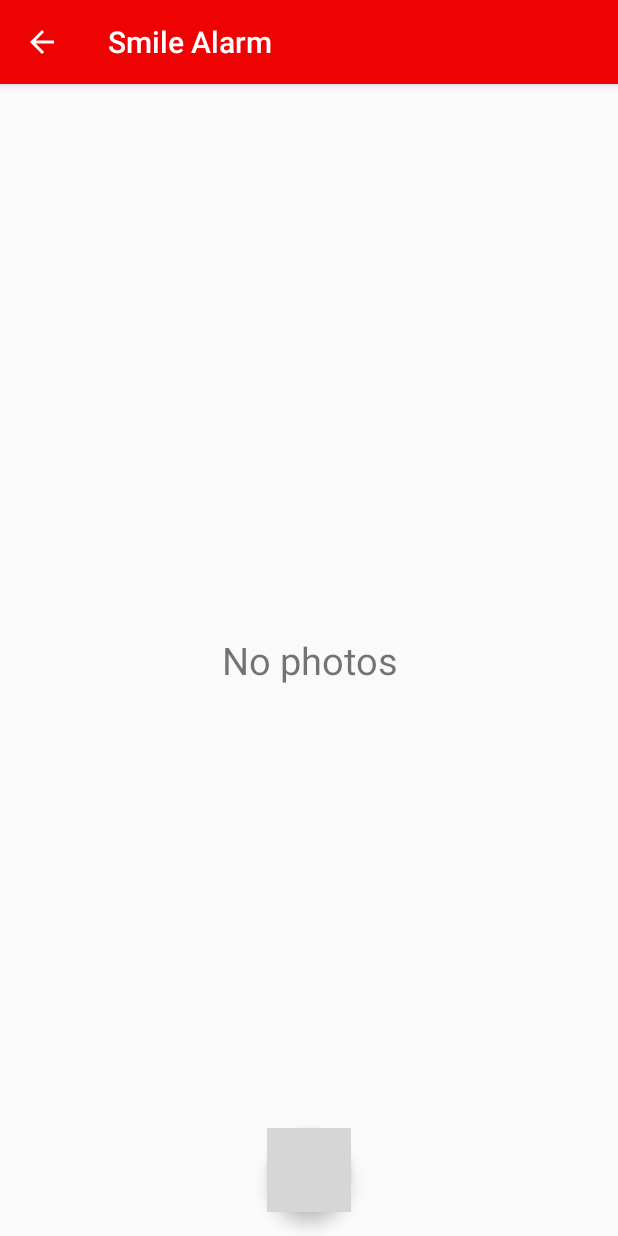
After one commit to ianbaxter/HappyAlarm, an Android app: the GalleryActivity screen opened directly, with no data from a screen before it, on a phone screen of 412 x 824 dp. The commit adds this screen. Run offline under Robolectric (Android 15) with nearby library versions, the phone set to English and light mode, and no system bars; our stand-ins replace Picasso; libraries missing offline, so code that uses them is left out: com.google.firebase.ml; grey boxes are pictures that could not be loaded.

Commit message:
Changed photo saving to internal storage & created photo gallery activity

```diff
--- a/app/build.gradle
+++ b/app/build.gradle
@@ -27,8 +27,8 @@ dependencies {
     implementation 'androidx.recyclerview:recyclerview:1.0.0'
     implementation 'com.google.android.material:material:1.0.0'
     implementation 'androidx.annotation:annotation:1.0.2'
-//    implementation 'com.google.android.gms:play-services-vision:17.0.2'
     implementation 'com.otaliastudios:cameraview:2.0.0-beta04'
+    implementation 'com.squareup.picasso:picasso:2.71828'
 
     implementation 'com.google.firebase:firebase-core:16.0.9'
     implementation 'com.google.firebase:firebase-ml-vision:20.0.0'
--- a/app/src/main/AndroidManifest.xml
+++ b/app/src/main/AndroidManifest.xml
@@ -28,6 +28,10 @@
         </activity>
 
         <activity
+            android:name=".GalleryActivity"
+            android:parentActivityName=".MainActivity" />
+
+        <activity
             android:name=".CameraActivity" />
 
         <receiver
--- /dev/null
+++ b/app/src/main/java/com/example/android/simplealarm/GalleryActivity.java
@@ -0,0 +1,101 @@
+package com.example.android.simplealarm;
+
+import android.graphics.Bitmap;
+import android.graphics.BitmapFactory;
+import android.os.Bundle;
+import android.util.Log;
+import android.view.View;
+import android.widget.TextView;
+import android.widget.Toast;
+
+import androidx.annotation.NonNull;
+import androidx.annotation.Nullable;
+import androidx.appcompat.app.AppCompatActivity;
+import androidx.recyclerview.widget.GridLayoutManager;
+import androidx.recyclerview.widget.RecyclerView;
+
+import com.example.android.simplealarm.adapters.EmptyRecyclerView;
+import com.example.android.simplealarm.adapters.GalleryAdapter;
+import com.google.android.gms.tasks.OnCompleteListener;
+import com.google.android.gms.tasks.OnSuccessListener;
+import com.google.android.gms.tasks.Task;
+import com.google.firebase.ml.vision.FirebaseVision;
+import com.google.firebase.ml.vision.common.FirebaseVisionImage;
+import com.google.firebase.ml.vision.face.FirebaseVisionFace;
+import com.google.firebase.ml.vision.face.FirebaseVisionFaceDetector;
+import com.google.firebase.ml.vision.face.FirebaseVisionFaceDetectorOptions;
+
+import java.io.File;
+import java.io.FileInputStream;
+import java.io.FileNotFoundException;
+import java.io.IOException;
+import java.util.List;
+
+public class GalleryActivity extends AppCompatActivity {
+
+    private static final String TAG = GalleryActivity.class.getSimpleName();
+
+    @Override
+    protected void onCreate(@Nullable Bundle savedInstanceState) {
+        super.onCreate(savedInstanceState);
+        setContentView(R.layout.activity_gallery);
+        TextView emptyView = findViewById(R.id.tv_empty_view_gallery);
+        EmptyRecyclerView recyclerView = findViewById(R.id.recycler_view_gallery);
+
+        RecyclerView.LayoutManager layoutManager = new GridLayoutManager(this, 2);
+        recyclerView.setLayoutManager(layoutManager);
+        GalleryAdapter galleryAdapter = new GalleryAdapter(this);
+        recyclerView.setAdapter(galleryAdapter);
+        recyclerView.setEmptyView(emptyView);
+        recyclerView.setHasFixedSize(true);
+    }
+
+    public void faceSlideshow(View view) {
+        Toast.makeText(this, R.string.fab_slideshow_clicked, Toast.LENGTH_SHORT).show();
+
+        // Load all images, detect and crop all faces
+        // and create/show video showing each cropped face for ~1 second
+        FileInputStream fileInputStream = null;
+        try {
+            String[] fileNames = this.fileList();
+            int numberOfPhotos = fileNames.length;
+            for (int i = 0; i < numberOfPhotos - 1; i++) {
+                String fileName = fileNames[i];
+                fileInputStream = this.openFileInput(fileName);
+                Bitmap bitmap = BitmapFactory.decodeStream(fileInputStream);
+
+                // ML Kit
+                FirebaseVisionFaceDetectorOptions options =
+                        new FirebaseVisionFaceDetectorOptions.Builder()
+                        .setPerformanceMode(FirebaseVisionFaceDetectorOptions.ACCURATE)
+                        .setLandmarkMode(FirebaseVisionFaceDetectorOptions.ALL_LANDMARKS)
+                        .setMinFaceSize(0.15f)
+                        .build();
+
+                FirebaseVisionImage image = FirebaseVisionImage.fromBitmap(bitmap);
+
+                FirebaseVisionFaceDetector detector = FirebaseVision.getInstance()
+                        .getVisionFaceDetector(options);
+
+                detector.detectInImage(image)
+                        .addOnSuccessListener(
+                                new OnSuccessListener<List<FirebaseVisionFace>>() {
+                            @Override
+                            public void onSuccess(List<FirebaseVisionFace> faces) {
+                                for (FirebaseVisionFace face : faces) {
+
+                                }
+                            }
+                        });
+            }
+        } catch (FileNotFoundException e) {
+            Log.e(TAG, "FileNotFoundException: " + e);
+        } finally {
+            try {
+                fileInputStream.close();
+            } catch (IOException e) {
+                Log.e(TAG, "IOException: " + e);
+            }
+        }
+    }
+}
--- a/app/src/main/java/com/example/android/simplealarm/sync/AlarmTasks.java
+++ b/app/src/main/java/com/example/android/simplealarm/sync/AlarmTasks.java
@@ -8,8 +8,9 @@ import com.example.android.simplealarm.utilities.NotificationUtils;
 public class AlarmTasks {
 
     public static final String ACTION_STOP_ALARM = "stop_alarm";
+    private static final String ACTION_DISMISS_NOTIFICATION = "dismiss_notification";
 
-    private static final String ACTION_DISMISS_NOTIFICATION = "dismiss_notification";
+    private static final String ALARM_DISMISS_KEY = "dismiss_alarm";
 
     public static void executeTasks(Context context, String action) {
         switch (action) {
@@ -23,6 +24,7 @@ public class AlarmTasks {
 
     private static void stopAlarmOnNotification(Context context) {
         Intent intent = new Intent();
+        intent.putExtra(ALARM_DISMISS_KEY, "from BroadcastReceiver");
         intent.setClassName("com.example.android.simplealarm",
                 "com.example.android.simplealarm.CameraActivity");
         intent.setFlags(Intent.FLAG_ACTIVITY_NEW_TASK);
--- a/app/src/main/res/drawable/checkbox_custom.xml
+++ b/app/src/main/res/drawable/checkbox_custom.xml
@@ -3,5 +3,5 @@
     xmlns:android="http://schemas.android.com/apk/res/android" >
     <item android:drawable="@drawable/outline_repeat_24_pressed"
         android:state_checked="true" />
-    <item android:drawable="@drawable/baseline_repeat_24" />
+    <item android:drawable="@drawable/outline_repeat_24" />
 </selector>
--- /dev/null
+++ b/app/src/main/res/layout/activity_gallery.xml
@@ -0,0 +1,38 @@
+<?xml version="1.0" encoding="utf-8"?>
+<RelativeLayout xmlns:android="http://schemas.android.com/apk/res/android"
+    xmlns:tools="http://schemas.android.com/tools"
+    android:layout_width="match_parent"
+    android:layout_height="match_parent"
+    xmlns:app="http://schemas.android.com/apk/res-auto"
+    android:animateLayoutChanges="true">
+
+    <TextView
+        android:id="@+id/tv_empty_view_gallery"
+        android:layout_width="match_parent"
+        android:layout_height="match_parent"
+        android:text="@string/empty_view_text_gallery"
+        android:textSize="25sp"
+        android:gravity="center">
+
+    </TextView>
+
+    <com.example.android.simplealarm.adapters.EmptyRecyclerView
+        android:id="@+id/recycler_view_gallery"
+        android:layout_width="match_parent"
+        android:layout_height="match_parent"
+        android:scrollbars="vertical"
+        tools:context=".GalleryActivity" >
+
+    </com.example.android.simplealarm.adapters.EmptyRecyclerView>
+
+    <com.google.android.material.floatingactionbutton.FloatingActionButton
+        android:id="@+id/fab_start_slideshow"
+        android:layout_width="wrap_content"
+        android:layout_height="wrap_content"
+        app:srcCompat="@drawable/outline_slideshow_24"
+        android:layout_margin="16dp"
+        android:layout_alignParentBottom="true"
+        android:layout_centerInParent="true"
+        android:onClick="faceSlideshow"/>
+
+</RelativeLayout>
--- a/app/src/main/res/values/strings.xml
+++ b/app/src/main/res/values/strings.xml
@@ -1,10 +1,12 @@
 <resources>
-    <string name="app_name">Simple Alarm</string>
+    <string name="app_name">Smile Alarm</string>
     <string name="alarm_set_message">Alarm set for</string>
     <string name="alarm_sounding_message">Alarm sounding</string>
     <string name="alarm_notification_channel_name">Alarm notification channel</string>
-    <string name="empty_view_text">No alarms</string>
+    <string name="empty_view_text_main">No alarms</string>
+    <string name="empty_view_text_gallery">No photos</string>
     <string name="description_repeat_alarm">Repeat Alarm</string>
     <string name="alarm_repeating_message">Alarm will repeat daily</string>
     <string name="smile_camera_text_view">Smile!</string>
+    <string name="fab_slideshow_clicked">Start face slideshow!</string>
 </resources>
```
Also changed, not shown: app/src/main/java/com/example/android/simplealarm/CameraActivity.java (+25 -28 lines), app/src/main/java/com/example/android/simplealarm/MainActivity.java (+12 -7 lines), app/src/main/java/com/example/android/simplealarm/adapters/AlarmAdapter.java (+7 -7 lines), app/src/main/java/com/example/android/simplealarm/adapters/GalleryAdapter.java (added, +96 -0 lines), app/src/main/res/layout-land/activity_main.xml (+29 -3 lines), app/src/main/res/layout/activity_main.xml (+18 -5 lines), app/src/main/res/layout/item_photo.xml (added, +13 -0 lines), app/src/main/res/layout/item_alarm.xml (renamed from app/src/main/res/layout/alarm_list_item.xml), 1 other file.
